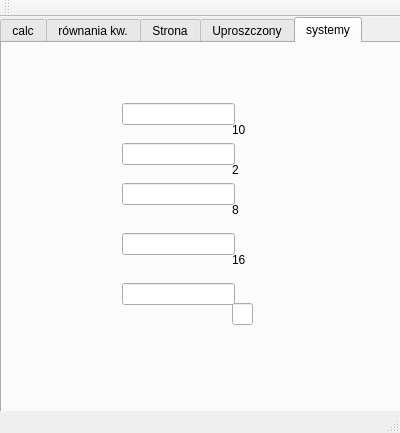
Qt form liczydlo/mainwindow.ui (domi-nika60/Liczydlo-naukowe) before a commit.
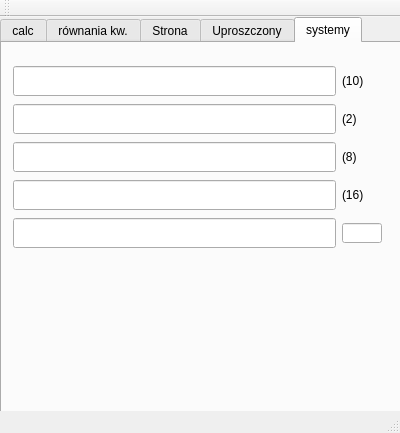
The same form after that commit. The open tabs and pages were chosen to show the change.

Commit message: zmiana systemów liczbowych

```diff
--- a/liczydlo/mainwindow.ui
+++ b/liczydlo/mainwindow.ui
@@ -1563,132 +1563,329 @@
      <attribute name="title">
       <string>systemy</string>
      </attribute>
-     <widget class="QLineEdit" name="sys_10">
+     <widget class="QWidget" name="gridLayoutWidget_4">
       <property name="geometry">
        <rect>
-        <x>120</x>
-        <y>60</y>
-        <width>113</width>
-        <height>22</height>
+        <x>0</x>
+        <y>10</y>
+        <width>391</width>
+        <height>211</height>
        </rect>
       </property>
-      <property name="type" stdset="0">
-       <number>10</number>
-      </property>
-     </widget>
-     <widget class="QLineEdit" name="sys_2">
-      <property name="geometry">
-       <rect>
-        <x>120</x>
-        <y>100</y>
-        <width>113</width>
-        <height>22</height>
-       </rect>
-      </property>
-      <property name="type" stdset="0">
-       <number>2</number>
-      </property>
-     </widget>
-     <widget class="QLineEdit" name="sys_8">
-      <property name="geometry">
-       <rect>
-        <x>120</x>
-        <y>140</y>
-        <width>113</width>
-        <height>22</height>
-       </rect>
-      </property>
-      <property name="type" stdset="0">
-       <number>8</number>
-      </property>
-     </widget>
-     <widget class="QLineEdit" name="sys_16">
-      <property name="geometry">
-       <rect>
-        <x>120</x>
-        <y>190</y>
-        <width>113</width>
-        <height>22</height>
-       </rect>
-      </property>
-      <property name="type" stdset="0">
-       <number>16</number>
-      </property>
-     </widget>
-     <widget class="QLineEdit" name="system_custom_podst">
-      <property name="geometry">
-       <rect>
-        <x>230</x>
-        <y>260</y>
-        <width>21</width>
-        <height>22</height>
-       </rect>
-      </property>
-     </widget>
-     <widget class="QLineEdit" name="sys_custom">
-      <property name="geometry">
-       <rect>
-        <x>120</x>
-        <y>240</y>
-        <width>113</width>
-        <height>22</height>
-       </rect>
-      </property>
-      <property name="type" stdset="0">
-       <number>0</number>
-      </property>
-     </widget>
-     <widget class="QLabel" name="label_27">
-      <property name="geometry">
-       <rect>
-        <x>230</x>
-        <y>80</y>
-        <width>59</width>
-        <height>14</height>
-       </rect>
-      </property>
-      <property name="text">
-       <string>10</string>
-      </property>
-     </widget>
-     <widget class="QLabel" name="label_28">
-      <property name="geometry">
-       <rect>
-        <x>230</x>
-        <y>120</y>
-        <width>59</width>
-        <height>14</height>
-       </rect>
-      </property>
-      <property name="text">
-       <string>2</string>
-      </property>
-     </widget>
-     <widget class="QLabel" name="label_29">
-      <property name="geometry">
-       <rect>
-        <x>230</x>
-        <y>160</y>
-        <width>59</width>
-        <height>14</height>
-       </rect>
-      </property>
-      <property name="text">
-       <string>8</string>
-      </property>
-     </widget>
-     <widget class="QLabel" name="label_30">
-      <property name="geometry">
-       <rect>
-        <x>230</x>
-        <y>210</y>
-        <width>59</width>
-        <height>14</height>
-       </rect>
-      </property>
-      <property name="text">
-       <string>16</string>
-      </property>
+      <layout class="QGridLayout" name="gridLayout_3">
+       <item row="3" column="1">
+        <widget class="QLabel" name="label_29">
+         <property name="minimumSize">
+          <size>
+           <width>40</width>
+           <height>20</height>
+          </size>
+         </property>
+         <property name="maximumSize">
+          <size>
+           <width>40</width>
+           <height>20</height>
+          </size>
+         </property>
+         <property name="text">
+          <string>(8)</string>
+         </property>
+        </widget>
+       </item>
+       <item row="3" column="0">
+        <widget class="QLineEdit" name="sys_8">
+         <property name="enabled">
+          <bool>true</bool>
+         </property>
+         <property name="sizePolicy">
+          <sizepolicy hsizetype="Maximum" vsizetype="Fixed">
+           <horstretch>0</horstretch>
+           <verstretch>0</verstretch>
+          </sizepolicy>
+         </property>
+         <property name="minimumSize">
+          <size>
+           <width>0</width>
+           <height>30</height>
+          </size>
+         </property>
+         <property name="maximumSize">
+          <size>
+           <width>340</width>
+           <height>30</height>
+          </size>
+         </property>
+         <property name="baseSize">
+          <size>
+           <width>20</width>
+           <height>20</height>
+          </size>
+         </property>
+         <property name="font">
+          <font>
+           <pointsize>12</pointsize>
+           <weight>50</weight>
+           <bold>false</bold>
+          </font>
+         </property>
+         <property name="type" stdset="0">
+          <number>8</number>
+         </property>
+        </widget>
+       </item>
+       <item row="0" column="0">
+        <widget class="QLineEdit" name="sys_10">
+         <property name="enabled">
+          <bool>true</bool>
+         </property>
+         <property name="sizePolicy">
+          <sizepolicy hsizetype="Maximum" vsizetype="Fixed">
+           <horstretch>0</horstretch>
+           <verstretch>0</verstretch>
+          </sizepolicy>
+         </property>
+         <property name="minimumSize">
+          <size>
+           <width>0</width>
+           <height>30</height>
+          </size>
+         </property>
+         <property name="maximumSize">
+          <size>
+           <width>340</width>
+           <height>30</height>
+          </size>
+         </property>
+         <property name="baseSize">
+          <size>
+           <width>20</width>
+           <height>20</height>
+          </size>
+         </property>
+         <property name="font">
+          <font>
+           <pointsize>12</pointsize>
+           <weight>50</weight>
+           <bold>false</bold>
+          </font>
+         </property>
+         <property name="inputMask">
+          <string/>
+         </property>
+         <property name="text">
+          <string/>
+         </property>
+         <property name="maxLength">
+          <number>32767</number>
+         </property>
+         <property name="type" stdset="0">
+          <number>10</number>
+         </property>
+        </widget>
+       </item>
+       <item row="5" column="0">
+        <widget class="QLineEdit" name="sys_custom">
+         <property name="enabled">
+          <bool>true</bool>
+         </property>
+         <property name="sizePolicy">
+          <sizepolicy hsizetype="Maximum" vsizetype="Fixed">
+           <horstretch>0</horstretch>
+           <verstretch>0</verstretch>
+          </sizepolicy>
+         </property>
+         <property name="minimumSize">
+          <size>
+           <width>0</width>
+           <height>30</height>
+          </size>
+         </property>
+         <property name="maximumSize">
+          <size>
+           <width>340</width>
+           <height>30</height>
+          </size>
+         </property>
+         <property name="baseSize">
+          <size>
+           <width>20</width>
+           <height>20</height>
+          </size>
+         </property>
+         <property name="font">
+          <font>
+           <pointsize>12</pointsize>
+           <weight>50</weight>
+           <bold>false</bold>
+          </font>
+         </property>
+         <property name="type" stdset="0">
+          <number>0</number>
+         </property>
+        </widget>
+       </item>
+       <item row="4" column="0">
+        <widget class="QLineEdit" name="sys_16">
+         <property name="enabled">
+          <bool>true</bool>
+         </property>
+         <property name="sizePolicy">
+          <sizepolicy hsizetype="Maximum" vsizetype="Fixed">
+           <horstretch>0</horstretch>
+           <verstretch>0</verstretch>
+          </sizepolicy>
+         </property>
+         <property name="minimumSize">
+          <size>
+           <width>0</width>
+           <height>30</height>
+          </size>
+         </property>
+         <property name="maximumSize">
+          <size>
+           <width>340</width>
+           <height>30</height>
+          </size>
+         </property>
+         <property name="baseSize">
+          <size>
+           <width>20</width>
+           <height>20</height>
+          </size>
+         </property>
+         <property name="font">
+          <font>
+           <pointsize>12</pointsize>
+           <weight>50</weight>
+           <bold>false</bold>
+          </font>
+         </property>
+         <property name="inputMask">
+          <string/>
+         </property>
+         <property name="type" stdset="0">
+          <number>16</number>
+         </property>
+        </widget>
+       </item>
+       <item row="4" column="1">
+        <widget class="QLabel" name="label_30">
+         <property name="minimumSize">
+          <size>
+           <width>40</width>
+           <height>20</height>
+          </size>
+         </property>
+         <property name="maximumSize">
+          <size>
+           <width>40</width>
+           <height>20</height>
+          </size>
+         </property>
+         <property name="text">
+          <string>(16)</string>
+         </property>
+        </widget>
+       </item>
+       <item row="0" column="1">
+        <widget class="QLabel" name="label_27">
+         <property name="minimumSize">
+          <size>
+           <width>40</width>
+           <height>20</height>
+          </size>
+         </property>
+         <property name="maximumSize">
+          <size>
+           <width>40</width>
+           <height>20</height>
+          </size>
+         </property>
+         <property name="text">
+          <string>(10)</string>
+         </property>
+        </widget>
+       </item>
+       <item row="5" column="1">
+        <widget class="QLineEdit" name="system_custom_podst">
+         <property name="minimumSize">
+          <size>
+           <width>40</width>
+           <height>20</height>
+          </size>
+         </property>
+         <property name="maximumSize">
+          <size>
+           <width>40</width>
+           <height>20</height>
+          </size>
+         </property>
+        </widget>
+       </item>
+       <item row="1" column="1">
+        <widget class="QLabel" name="label_28">
+         <property name="minimumSize">
+          <size>
+           <width>40</width>
+           <height>20</height>
+          </size>
+         </property>
+         <property name="maximumSize">
+          <size>
+           <width>40</width>
+           <height>20</height>
+          </size>
+         </property>
+         <property name="text">
+          <string>(2)</string>
+         </property>
+        </widget>
+       </item>
+       <item row="1" column="0">
+        <widget class="QLineEdit" name="sys_2">
+         <property name="enabled">
+          <bool>true</bool>
+         </property>
+         <property name="sizePolicy">
+          <sizepolicy hsizetype="Maximum" vsizetype="Fixed">
+           <horstretch>0</horstretch>
+           <verstretch>0</verstretch>
+          </sizepolicy>
+         </property>
+         <property name="minimumSize">
+          <size>
+           <width>0</width>
+           <height>30</height>
+          </size>
+         </property>
+         <property name="maximumSize">
+          <size>
+           <width>340</width>
+           <height>30</height>
+          </size>
+         </property>
+         <property name="baseSize">
+          <size>
+           <width>20</width>
+           <height>20</height>
+          </size>
+         </property>
+         <property name="font">
+          <font>
+           <pointsize>12</pointsize>
+           <weight>50</weight>
+           <bold>false</bold>
+          </font>
+         </property>
+         <property name="inputMask">
+          <string/>
+         </property>
+         <property name="type" stdset="0">
+          <number>2</number>
+         </property>
+        </widget>
+       </item>
+      </layout>
      </widget>
     </widget>
    </widget>
```
Left out of the diff: 2 changed lines with no effect on the pictures. The commit also changes 2 other files.
